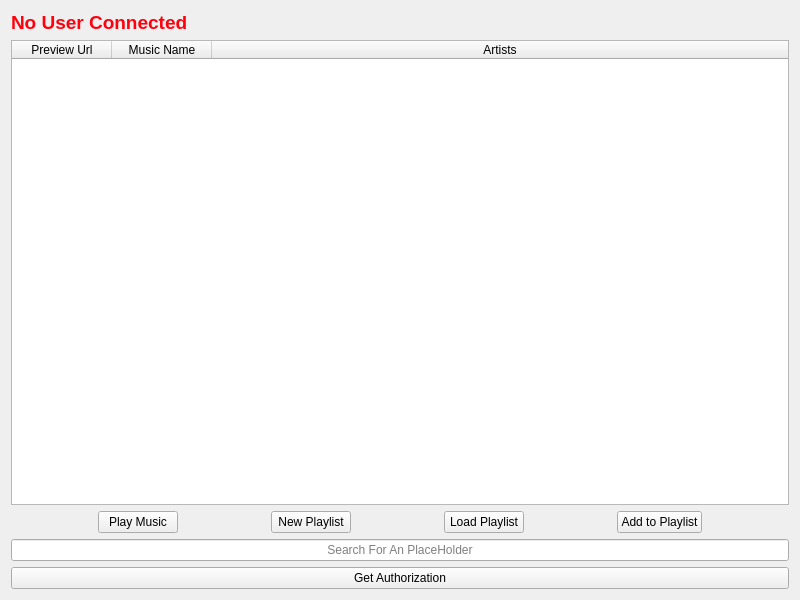
y9luiz/SpotifyPlaylistPlayer, file spotifyplaylistplayer.ui: the form before one commit.
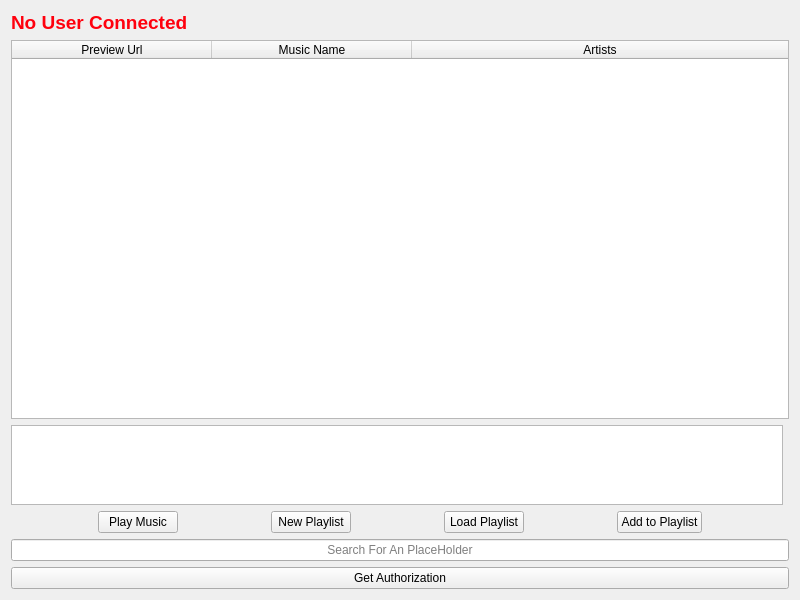
The form after the commit.

Commit message: now creating the UI item when trying to create playlist

The edit to the form file:
```diff
--- a/spotifyplaylistplayer.ui
+++ b/spotifyplaylistplayer.ui
@@ -26,7 +26,7 @@
        </property>
       </widget>
      </item>
-     <item row="4" column="0" colspan="2">
+     <item row="5" column="0" colspan="2">
       <widget class="QLineEdit" name="lineEditTrack">
        <property name="alignment">
         <set>Qt::AlignCenter</set>
@@ -36,7 +36,7 @@
        </property>
       </widget>
      </item>
-     <item row="2" column="0" colspan="2">
+     <item row="3" column="0" colspan="2">
       <layout class="QHBoxLayout" name="horizontalLayout">
        <property name="sizeConstraint">
         <enum>QLayout::SetMinimumSize</enum>
@@ -136,7 +136,7 @@
        </item>
       </layout>
      </item>
-     <item row="5" column="0" colspan="2">
+     <item row="6" column="0" colspan="2">
       <widget class="QPushButton" name="pushButtonGrant">
        <property name="text">
         <string>Get Authorization</string>
@@ -151,6 +151,9 @@
        <attribute name="horizontalHeaderCascadingSectionResizes">
         <bool>false</bool>
        </attribute>
+       <attribute name="horizontalHeaderDefaultSectionSize">
+        <number>200</number>
+       </attribute>
        <attribute name="horizontalHeaderStretchLastSection">
         <bool>true</bool>
        </attribute>
@@ -174,6 +177,16 @@
        </column>
       </widget>
      </item>
+     <item row="2" column="0">
+      <widget class="QListWidget" name="listWidgetPlaylists">
+       <property name="maximumSize">
+        <size>
+         <width>16777215</width>
+         <height>80</height>
+        </size>
+       </property>
+      </widget>
+     </item>
     </layout>
    </item>
   </layout>
```
The commit also changes 1 other file.
